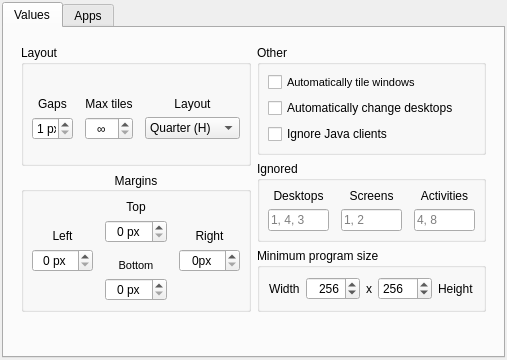
This is contents/ui/config.ui in Jazqa/kwin-quarter-tiling as Qt 5 draws it before an edit. The edited form follows.
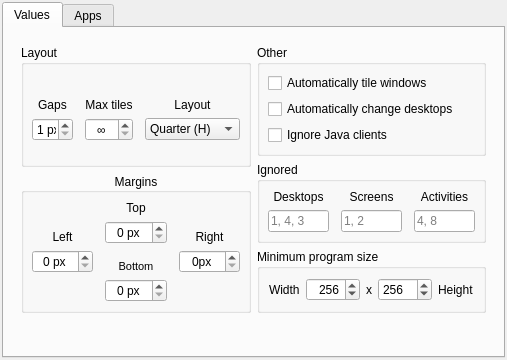
This is the edited form.

Commit message: Fix font inconsitencies in UI

The edit to the form file:
```diff
--- a/contents/ui/config.ui
+++ b/contents/ui/config.ui
@@ -436,11 +436,6 @@
                    <verstretch>0</verstretch>
                   </sizepolicy>
                  </property>
-                 <property name="font">
-                  <font>
-                   <pointsize>6</pointsize>
-                  </font>
-                 </property>
                  <property name="text">
                   <string>&lt;html&gt;&lt;head/&gt;&lt;body&gt;&lt;p&gt;&lt;span style=&quot; font-size:8pt;&quot;&gt;Bottom&lt;/span&gt;&lt;/p&gt;&lt;/body&gt;&lt;/html&gt;</string>
                  </property>
@@ -631,13 +626,6 @@
                    <verstretch>0</verstretch>
                   </sizepolicy>
                  </property>
-                 <property name="font">
-                  <font>
-                   <pointsize>8</pointsize>
-                   <weight>50</weight>
-                   <bold>false</bold>
-                  </font>
-                 </property>
                  <property name="toolTip">
                   <string/>
                  </property>
```
